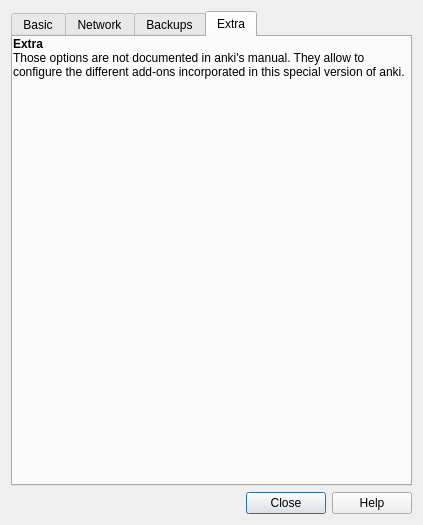
This is designer/preferences.ui in the8thbit/anki as Qt 5 draws it before an edit. The edited form follows.
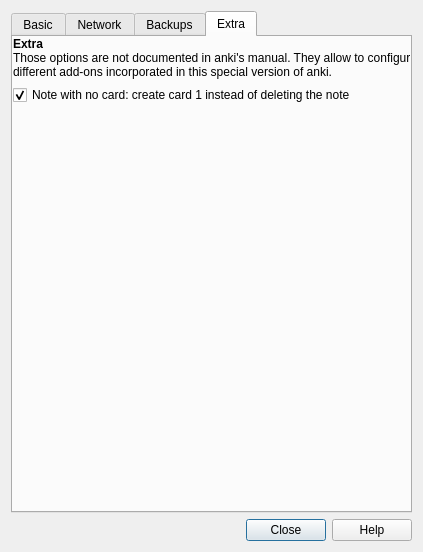
This is the edited form. The open tabs and pages were chosen to show the change.

Diff of the .ui file:
```diff
--- a/designer/preferences.ui
+++ b/designer/preferences.ui
@@ -7,7 +7,7 @@
     <x>0</x>
     <y>0</y>
     <width>423</width>
-    <height>508</height>
+    <height>552</height>
    </rect>
   </property>
   <property name="windowTitle">
@@ -474,7 +474,7 @@
         <rect>
          <x>0</x>
          <y>0</y>
-         <width>401</width>
+         <width>445</width>
          <height>471</height>
         </rect>
        </property>
@@ -489,6 +489,16 @@
           </property>
          </widget>
         </item>
+        <item>
+         <widget class="QCheckBox" name="noteWithoutCard">
+          <property name="text">
+           <string>Note with no card: create card 1 instead of deleting the note</string>
+          </property>
+          <property name="checked">
+           <bool>true</bool>
+          </property>
+         </widget>
+        </item>
         <item>
          <spacer name="verticalSpacer">
           <property name="orientation">
```
Left out of the diff: 2 changed lines with no effect on the pictures.
